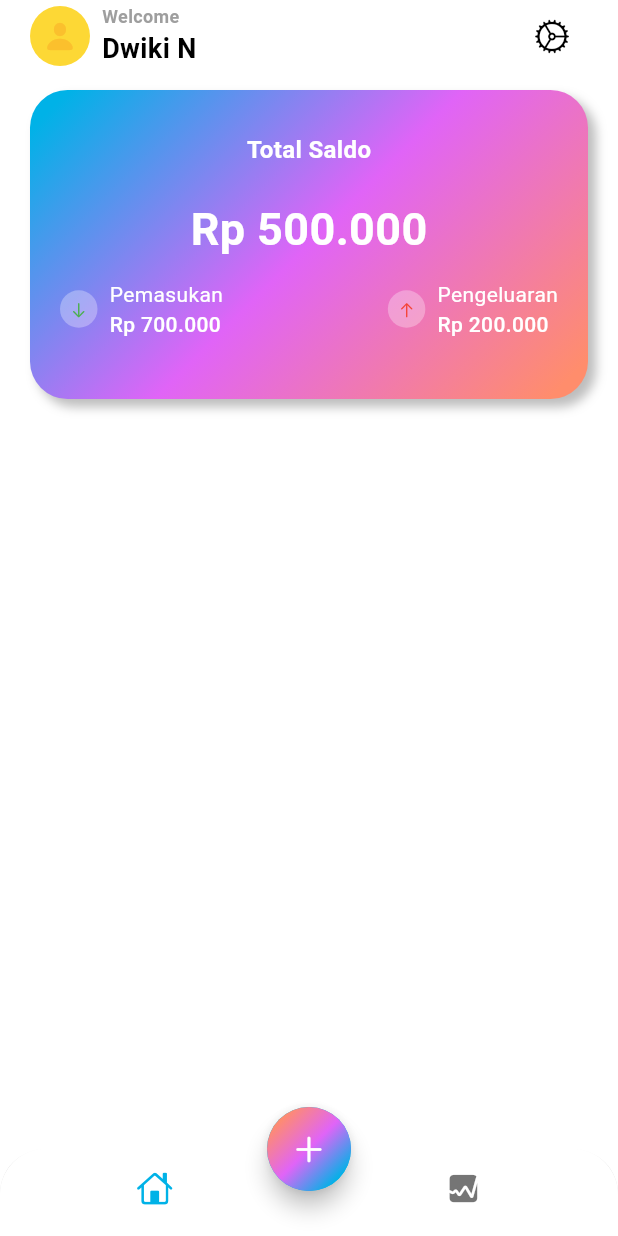
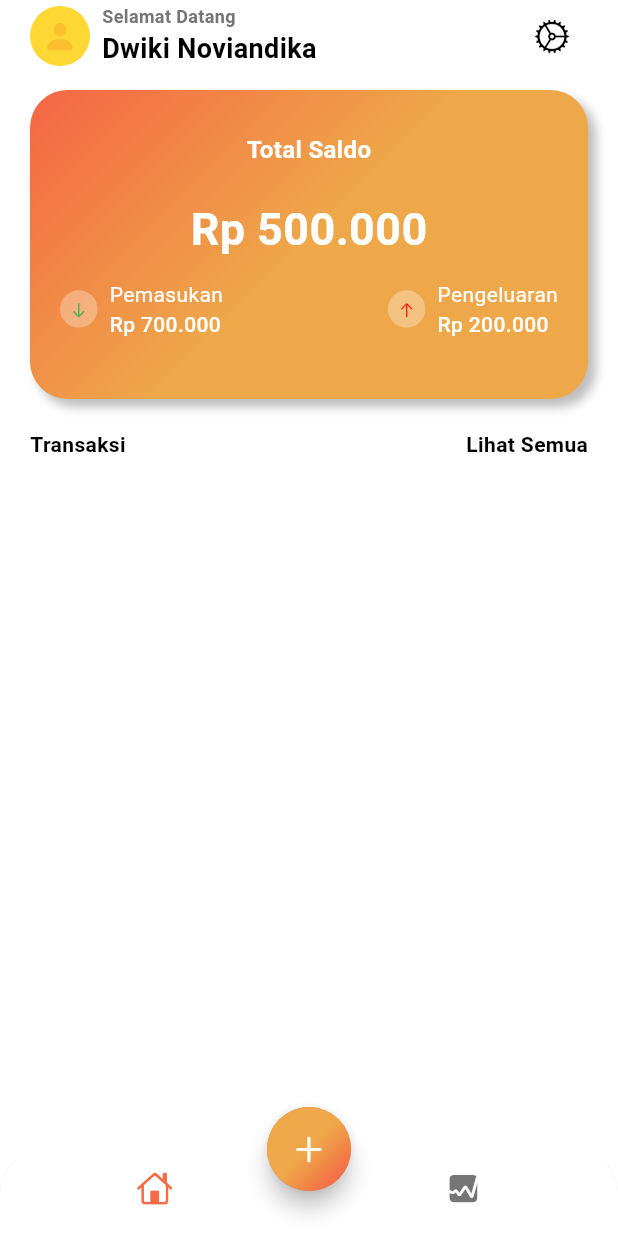
Before and after one commit to dikadwiki/my_first_app, a Flutter app: the screen it shows after launch, on a phone screen of 412 x 824 dp. Run offline on Flutter 3.47's test engine with Material 3 defaults, Android fonts, the phone set to English and light mode, and no system bars.

Commit message:
tambah beberapa widget di main_screen

```diff
--- a/lib/app_view.dart
+++ b/lib/app_view.dart
@@ -13,10 +13,10 @@ class MyAppView extends StatelessWidget {
         colorScheme: ColorScheme.light(
           background: Colors.grey.shade100,
           onBackground: Colors.black,
-          primary: const Color(0xFF00B2E7),
-          secondary: const Color(0xFFE064F7),
-          tertiary: const Color(0xFFFF8D6C),
-          outline: Colors.grey,
+          primary: const Color(0xFFF46B45),
+          secondary: const Color(0xFFEEA849),
+          // tertiary: const Color(0xFFFDA000),
+          outline: Colors.grey.shade600,
         ),
       ),
       home: HomeScreen(),
--- a/lib/screens/home/views/main_screen.dart
+++ b/lib/screens/home/views/main_screen.dart
@@ -42,14 +42,14 @@ class MainScreen extends StatelessWidget {
                       crossAxisAlignment: CrossAxisAlignment.start,
                       children: [
                         Text(
-                          'Welcome',
+                          'Selamat Datang',
                           style: TextStyle(
                               fontSize: 12,
                               fontWeight: FontWeight.w600,
                               color: Theme.of(context).colorScheme.outline),
                         ),
                         Text(
-                          "Dwiki N",
+                          "Dwiki Noviandika",
                           style: TextStyle(
                             fontSize: 18,
                             fontWeight: FontWeight.bold,
@@ -84,7 +84,7 @@ class MainScreen extends StatelessWidget {
                     BoxShadow(
                         blurRadius: 5,
                         color: Colors.grey.shade400,
-                        offset: Offset(5, 5))
+                        offset: const Offset(5, 5))
                   ]),
               child: Column(
                 mainAxisAlignment: MainAxisAlignment.center,
@@ -166,7 +166,7 @@ class MainScreen extends StatelessWidget {
                               child: const Center(
                                   child: Icon(
                                 CupertinoIcons.arrow_up,
-                                color: Colors.red,
+                                color: Color.fromARGB(255, 255, 17, 0),
                                 size: 12,
                               )),
                             ),
@@ -201,6 +201,30 @@ class MainScreen extends StatelessWidget {
                   )
                 ],
               ),
+            ),
+            const SizedBox(
+              height: 20,
+            ),
+            Row(
+              mainAxisAlignment: MainAxisAlignment.spaceBetween,
+              children: [
+                Text(
+                  'Transaksi',
+                  style: TextStyle(
+                    fontSize: 14,
+                    color: Theme.of(context).colorScheme.onBackground,
+                    fontWeight: FontWeight.bold,
+                  ),
+                ),
+                Text(
+                  'Lihat Semua',
+                  style: TextStyle(
+                    fontSize: 14,
+                    color: Theme.of(context).colorScheme.onBackground,
+                    fontWeight: FontWeight.bold,
+                  ),
+                )
+              ],
             )
           ],
         ),
```
